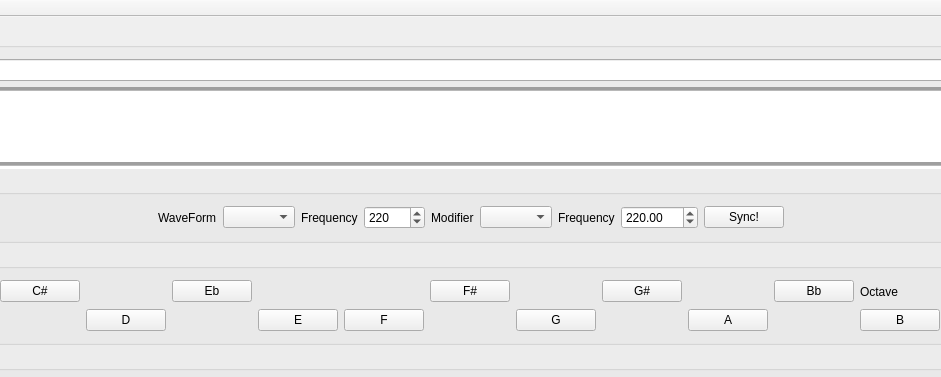
Old version of the form Synth2/mainwindow.ui in the repository djeemie2000/SynthPlayground; both pictures show x 138 to 1079 and y 0 to 377 of the 1343 by 575 pixel window.
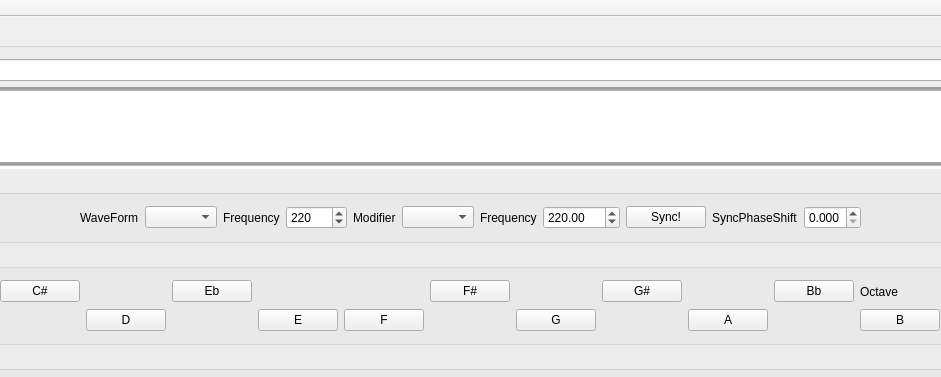
New version of the form.

Commit message: Reset with selectable phase shift

```diff
--- a/Synth2/mainwindow.ui
+++ b/Synth2/mainwindow.ui
@@ -156,6 +156,26 @@
             </property>
            </widget>
           </item>
+          <item>
+           <widget class="QLabel" name="label_14">
+            <property name="text">
+             <string>SyncPhaseShift</string>
+            </property>
+           </widget>
+          </item>
+          <item>
+           <widget class="QDoubleSpinBox" name="doubleSpinBox_SyncPhaseShift">
+            <property name="decimals">
+             <number>3</number>
+            </property>
+            <property name="maximum">
+             <double>1.000000000000000</double>
+            </property>
+            <property name="singleStep">
+             <double>0.001000000000000</double>
+            </property>
+           </widget>
+          </item>
           <item>
            <spacer name="horizontalSpacer_2">
             <property name="orientation">
```
The commit also changes 3 other files.
